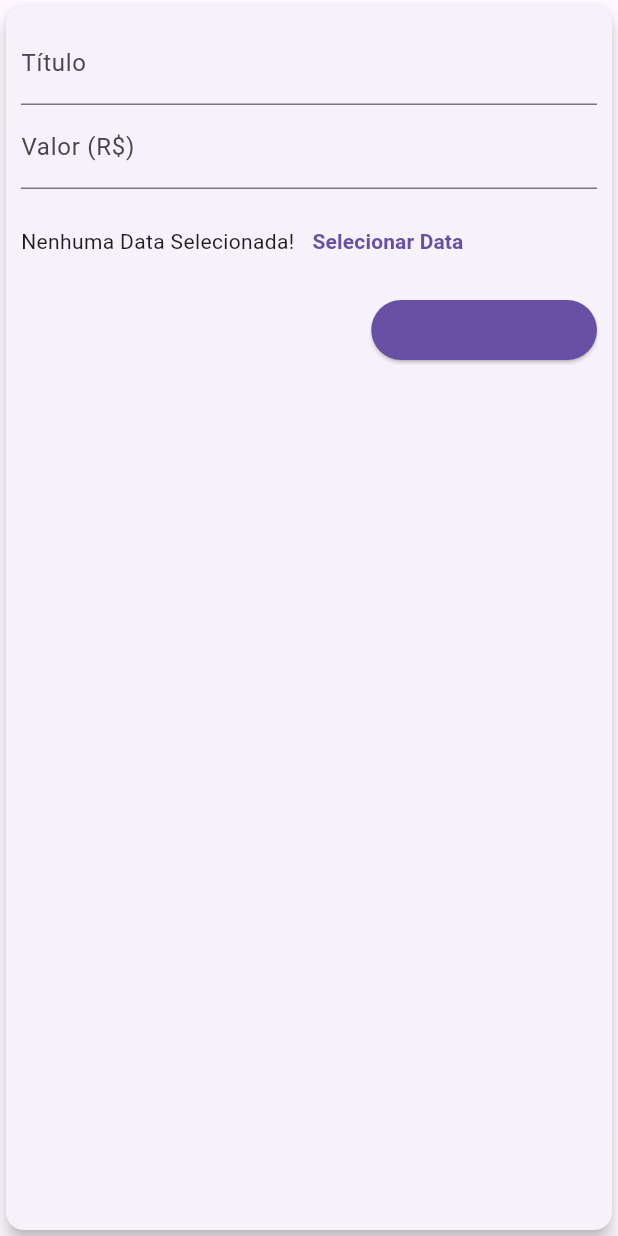
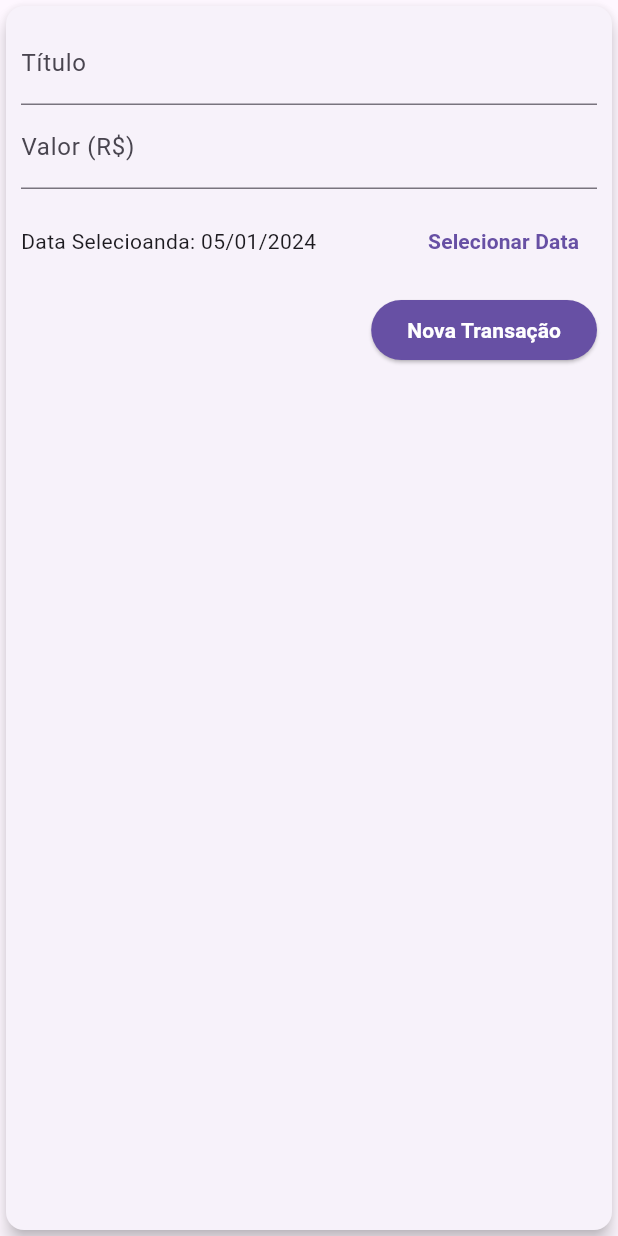
Before and after one commit to ArthurThuko/FlutterUdemy, a Flutter app: the TransactionForm widget shown alone on an empty page, opened directly with empty values, after a tap on "Nova Transação", on a phone screen of 412 x 824 dp. Run offline on Flutter 3.47's test engine with Material 3 defaults, Android fonts, the phone set to English and light mode, and no system bars.

```diff
--- a/expenses/lib/components/chart.dart
+++ b/expenses/lib/components/chart.dart
@@ -54,8 +54,9 @@ class Chart extends StatelessWidget {
               child: ChartBar(
                 label: tr['day'].toString(),
                 value: double.parse(tr['value'].toString()),
-                percentage:
-                    double.parse(tr['value'].toString()) / _weekTotalValue,
+                percentage: _weekTotalValue == 0
+                    ? 0
+                    : double.parse(tr['value'].toString()) / _weekTotalValue,
               ),
             );
           }).toList(),
--- a/expenses/lib/components/transaction_form.dart
+++ b/expenses/lib/components/transaction_form.dart
@@ -1,7 +1,8 @@
 import 'package:flutter/material.dart';
+import 'package:intl/intl.dart';
 
 class TransactionForm extends StatefulWidget {
-  final void Function(String, double) onSubmit;
+  final void Function(String, double, DateTime) onSubmit;
 
   TransactionForm(this.onSubmit);
 
@@ -10,19 +11,37 @@ class TransactionForm extends StatefulWidget {
 }
 
 class _TransactionFormState extends State<TransactionForm> {
-  final titleController = TextEditingController();
-
-  final valueController = TextEditingController();
+  final _titleController = TextEditingController();
+  final _valueController = TextEditingController();
+  var _selectedDate = DateTime.now();
 
   _submitForm() {
-    final title = titleController.text;
-    final value = double.tryParse(valueController.text) ?? 0.0;
+    final title = _titleController.text;
+    final value = double.tryParse(_valueController.text) ?? 0.0;
+    final date = _selectedDate;
 
     if (title.isEmpty || value <= 0) {
       return;
     }
 
-    widget.onSubmit(title, value);
+    widget.onSubmit(title, value, _selectedDate);
+  }
+
+  _showDatePicker() {
+    showDatePicker(
+      context: context,
+      initialDate: DateTime.now(),
+      firstDate: DateTime(2019),
+      lastDate: DateTime.now(),
+    ).then((pickedDate) {
+      if (pickedDate == null) {
+        return;
+      }
+
+      setState(() {
+        _selectedDate = pickedDate;
+      });
+    });
   }
 
   @override
@@ -34,14 +53,14 @@ class _TransactionFormState extends State<TransactionForm> {
         child: Column(
           children: [
             TextField(
-              controller: titleController,
+              controller: _titleController,
               onSubmitted: (_) => _submitForm(),
               decoration: InputDecoration(
                 labelText: 'Título',
               ),
             ),
             TextField(
-              controller: valueController,
+              controller: _valueController,
               keyboardType: TextInputType.numberWithOptions(decimal: true),
               onSubmitted: (_) => _submitForm(),
               decoration: InputDecoration(
@@ -52,7 +71,13 @@ class _TransactionFormState extends State<TransactionForm> {
               height: 70,
               child: Row(
                 children: <Widget>[
-                  Text('Nenhuma Data Selecionada!'),
+                  Expanded(
+                    child: Text(
+                      _selectedDate == null
+                          ? 'Nenhuma data selecioanda'
+                          : 'Data Selecioanda: ${DateFormat('dd/MM/y').format(_selectedDate)}',
+                    ),
+                  ),
                   TextButton(
                     child: Text(
                       'Selecionar Data',
@@ -61,7 +86,7 @@ class _TransactionFormState extends State<TransactionForm> {
                         fontWeight: FontWeight.bold,
                       ),
                     ),
-                    onPressed: () {},
+                    onPressed: _showDatePicker,
                   )
                 ],
               ),
@@ -76,7 +101,10 @@ class _TransactionFormState extends State<TransactionForm> {
                   ),
                   child: Text(
                     'Nova Transação',
-                    style: TextStyle(color: Theme.of(context).primaryColor),
+                    style: TextStyle(
+                      color: Colors.white,
+                      fontWeight: FontWeight.bold,
+                    ),
                   ),
                 ),
               ],
```
Also changed, not shown: expenses/lib/components/transaction_list.dart (+11 -2 lines), expenses/lib/main.dart (+16 -32 lines).
